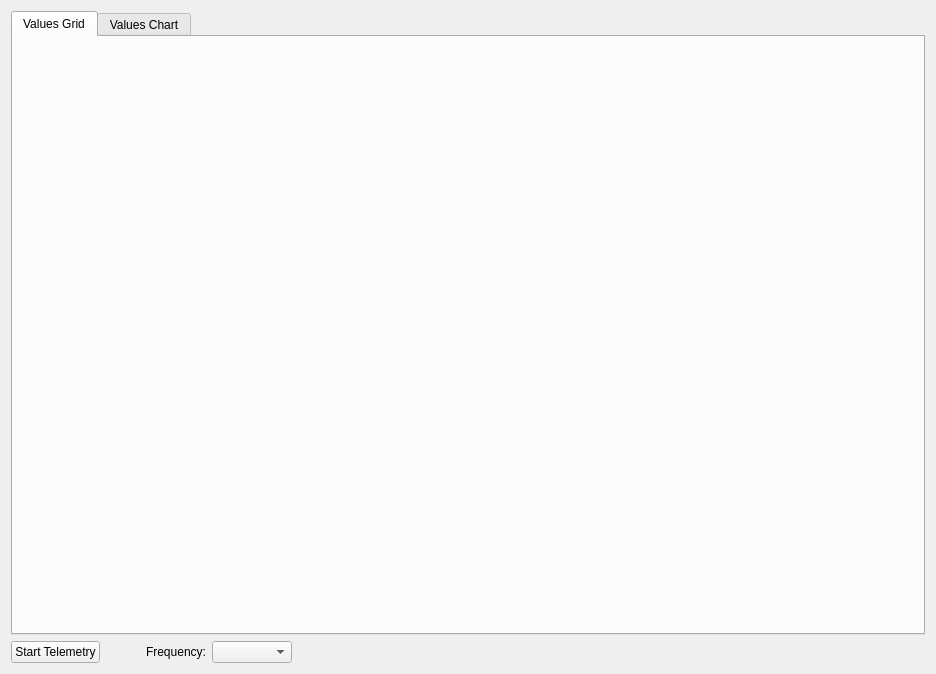
This is src/aq_telemetryView.ui in nlbtuyen/ConfigurationGCS as Qt 5 draws it before an edit. The edited form follows.
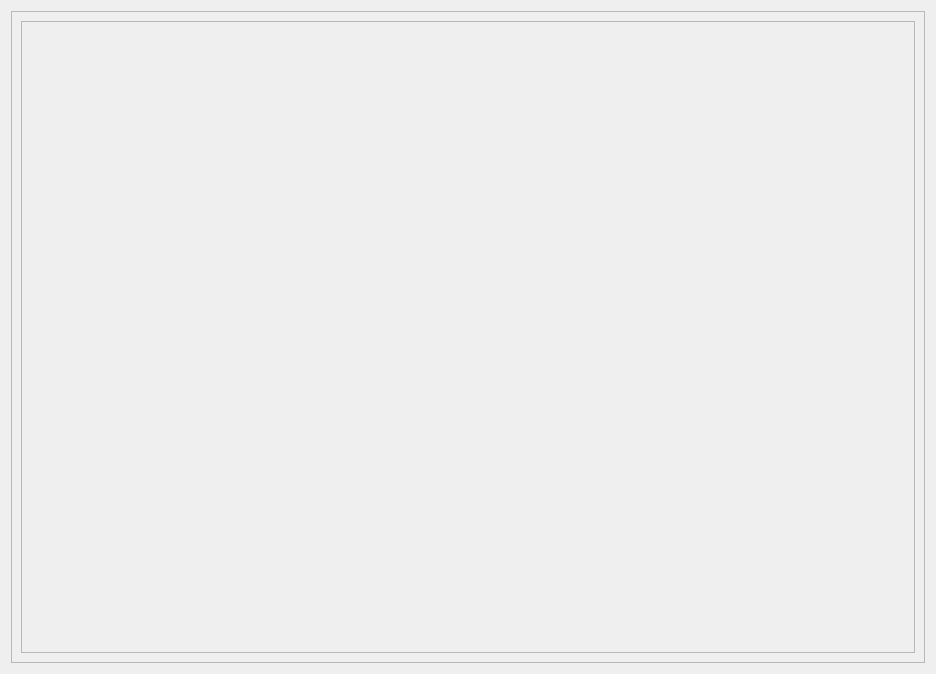
This is the edited form. The open tabs and pages were chosen to show the change.

```diff
--- a/src/aq_telemetryView.ui
+++ b/src/aq_telemetryView.ui
@@ -13,130 +13,24 @@
   <property name="windowTitle">
    <string>TeleTabWidget</string>
   </property>
-  <layout class="QVBoxLayout" name="verticalLayout_3">
+  <layout class="QVBoxLayout" name="verticalLayout">
    <item>
-    <widget class="QTabWidget" name="TelemetryTabWidget">
-     <property name="windowTitle">
-      <string>TabWidget</string>
+    <widget class="QScrollArea" name="TelemetryTabWidget">
+     <property name="widgetResizable">
+      <bool>true</bool>
      </property>
-     <property name="currentIndex">
-      <number>1</number>
-     </property>
-     <widget class="QWidget" name="tab_val_grid">
-      <attribute name="title">
-       <string>Values Grid</string>
-      </attribute>
-      <layout class="QVBoxLayout" name="verticalLayout">
-       <property name="spacing">
-        <number>30</number>
-       </property>
-       <property name="topMargin">
-        <number>15</number>
-       </property>
-       <item>
-        <widget class="QWidget" name="valuesGrid" native="true">
-         <property name="sizePolicy">
-          <sizepolicy hsizetype="Preferred" vsizetype="MinimumExpanding">
-           <horstretch>0</horstretch>
-           <verstretch>0</verstretch>
-          </sizepolicy>
-         </property>
-         <property name="minimumSize">
-          <size>
-           <width>0</width>
-           <height>50</height>
-          </size>
-         </property>
-         <layout class="QHBoxLayout" name="horizontalLayout_15">
-          <property name="spacing">
-           <number>35</number>
-          </property>
-          <item>
-           <layout class="QGridLayout" name="valsGrid0">
-            <property name="horizontalSpacing">
-             <number>3</number>
-            </property>
-            <property name="verticalSpacing">
-             <number>4</number>
-            </property>
-           </layout>
-          </item>
-          <item>
-           <layout class="QGridLayout" name="valsGrid1">
-            <property name="horizontalSpacing">
-             <number>3</number>
-            </property>
-            <property name="verticalSpacing">
-             <number>4</number>
-            </property>
-           </layout>
-          </item>
-          <item>
-           <layout class="QGridLayout" name="valsGrid2">
-            <property name="horizontalSpacing">
-             <number>3</number>
-            </property>
-            <property name="verticalSpacing">
-             <number>4</number>
-            </property>
-           </layout>
-          </item>
-          <item>
-           <layout class="QGridLayout" name="valsGrid3">
-            <property name="horizontalSpacing">
-             <number>3</number>
-            </property>
-            <property name="verticalSpacing">
-             <number>4</number>
-            </property>
-           </layout>
-          </item>
-         </layout>
-        </widget>
-       </item>
-       <item>
-        <spacer name="verticalSpacer_17">
-         <property name="orientation">
-          <enum>Qt::Vertical</enum>
-         </property>
-         <property name="sizeHint" stdset="0">
-          <size>
-           <width>20</width>
-           <height>9</height>
-          </size>
-         </property>
-        </spacer>
-       </item>
-      </layout>
-     </widget>
      <widget class="QWidget" name="tab_val_chart">
-      <attribute name="title">
-       <string>Values Chart</string>
-      </attribute>
+      <property name="geometry">
+       <rect>
+        <x>0</x>
+        <y>0</y>
+        <width>916</width>
+        <height>654</height>
+       </rect>
+      </property>
       <layout class="QVBoxLayout" name="verticalLayout_2">
-       <property name="spacing">
-        <number>0</number>
-       </property>
-       <property name="leftMargin">
-        <number>0</number>
-       </property>
-       <property name="topMargin">
-        <number>0</number>
-       </property>
-       <property name="rightMargin">
-        <number>0</number>
-       </property>
-       <property name="bottomMargin">
-        <number>0</number>
-       </property>
        <item>
         <widget class="QFrame" name="plotFrameTele">
-         <property name="sizePolicy">
-          <sizepolicy hsizetype="Expanding" vsizetype="Expanding">
-           <horstretch>0</horstretch>
-           <verstretch>0</verstretch>
-          </sizepolicy>
-         </property>
          <property name="frameShape">
           <enum>QFrame::StyledPanel</enum>
          </property>
@@ -149,81 +43,6 @@
      </widget>
     </widget>
    </item>
-   <item>
-    <layout class="QHBoxLayout" name="horizontalLayout_14">
-     <property name="spacing">
-      <number>6</number>
-     </property>
-     <item>
-      <widget class="QPushButton" name="pushButton_start_tel_grid">
-       <property name="sizePolicy">
-        <sizepolicy hsizetype="Preferred" vsizetype="Fixed">
-         <horstretch>0</horstretch>
-         <verstretch>0</verstretch>
-        </sizepolicy>
-       </property>
-       <property name="text">
-        <string>Start Telemetry</string>
-       </property>
-      </widget>
-     </item>
-     <item>
-      <spacer name="horizontalSpacer_2">
-       <property name="orientation">
-        <enum>Qt::Horizontal</enum>
-       </property>
-       <property name="sizeType">
-        <enum>QSizePolicy::Fixed</enum>
-       </property>
-       <property name="sizeHint" stdset="0">
-        <size>
-         <width>40</width>
-         <height>20</height>
-        </size>
-       </property>
-      </spacer>
-     </item>
-     <item>
-      <widget class="QLabel" name="label">
-       <property name="text">
-        <string>Frequency:</string>
-       </property>
-      </widget>
-     </item>
-     <item>
-      <widget class="QComboBox" name="Frequenz_Telemetry">
-       <property name="sizePolicy">
-        <sizepolicy hsizetype="Preferred" vsizetype="Fixed">
-         <horstretch>0</horstretch>
-         <verstretch>0</verstretch>
-        </sizepolicy>
-       </property>
-       <property name="minimumSize">
-        <size>
-         <width>80</width>
-         <height>0</height>
-        </size>
-       </property>
-      </widget>
-     </item>
-     <item>
-      <layout class="QHBoxLayout" name="hLayout_dataSets"/>
-     </item>
-     <item>
-      <spacer name="horizontalSpacer">
-       <property name="orientation">
-        <enum>Qt::Horizontal</enum>
-       </property>
-       <property name="sizeHint" stdset="0">
-        <size>
-         <width>578</width>
-         <height>20</height>
-        </size>
-       </property>
-      </spacer>
-     </item>
-    </layout>
-   </item>
   </layout>
  </widget>
  <resources/>
```
